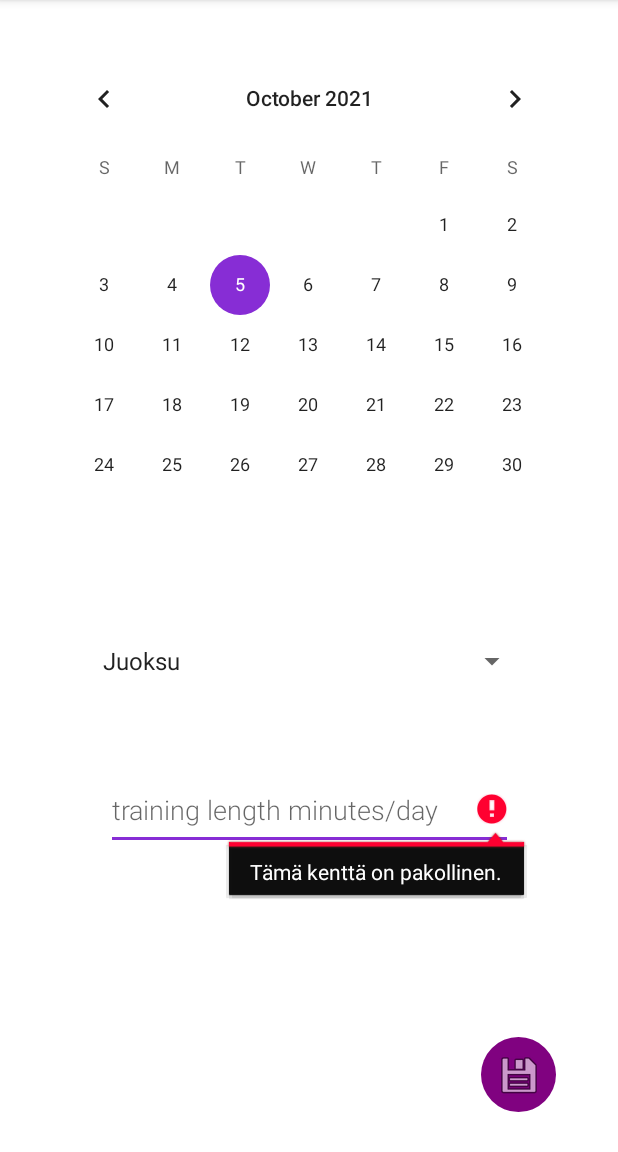
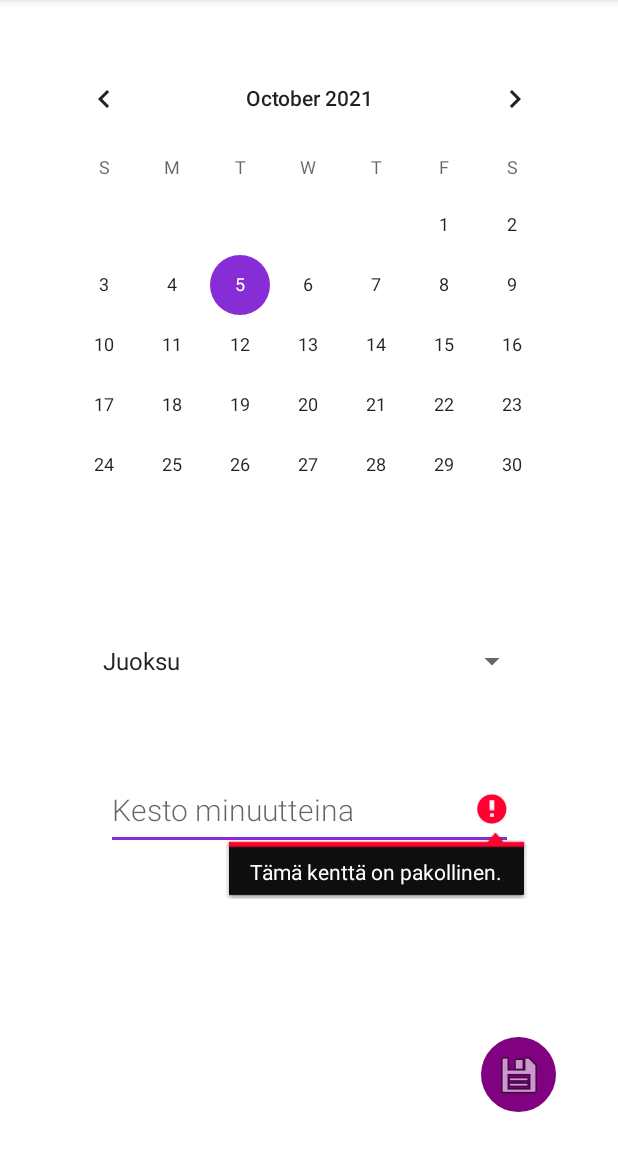
Before and after one commit to teamOliot/StayActiveTrainingApp, an Android app: the AddNewTrainingActivity screen opened directly, with no data from a screen before it, after a tap on "Save", on a phone screen of 412 x 824 dp, the part 84-1236 px from its top. Run offline under Robolectric (Android 15) with nearby library versions, the phone set to English and light mode, and no system bars.

Commit message:
added styles.xml

```diff
--- a/app/src/main/res/layout/activity_add_new_training.xml
+++ b/app/src/main/res/layout/activity_add_new_training.xml
@@ -22,9 +22,9 @@
         android:layout_height="53dp"
         android:layout_marginTop="48dp"
         android:fontFamily="sans-serif-light"
-        android:hint="training length minutes/day"
+        android:hint="Kesto minuutteina"
         android:inputType="number"
-        android:textSize="18sp"
+        style="@style/FontSizeUniform"
         app:layout_constraintBottom_toTopOf="@+id/guidelineHorizontalBottom"
         app:layout_constraintEnd_toStartOf="@+id/guidelineVerticalRight"
         app:layout_constraintStart_toStartOf="@+id/guidelineVerticalLeft"
--- /dev/null
+++ b/app/src/main/res/values/styles.xml
@@ -0,0 +1,6 @@
+<?xml version="1.0" encoding="utf-8"?>
+<resources>
+    <style name="FontSizeUniform">
+    <item name="android:textSize">20sp</item>
+</style>
+</resources>
```
